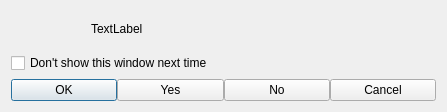
Above: src/GrumpyIRC/messagebox.ui from grumpy-irc/grumpy before the change. Below: the same form after it.
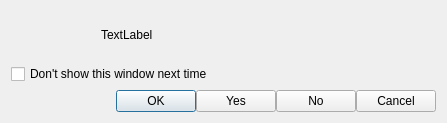
That is the form after the change.

Commit message: styled message box

Diff of the .ui file:
```diff
--- a/src/GrumpyIRC/messagebox.ui
+++ b/src/GrumpyIRC/messagebox.ui
@@ -7,7 +7,7 @@
     <x>0</x>
     <y>0</y>
     <width>447</width>
-    <height>112</height>
+    <height>123</height>
    </rect>
   </property>
   <property name="windowTitle">
@@ -21,9 +21,15 @@
      </property>
      <item>
       <widget class="QLabel" name="label_2">
+       <property name="minimumSize">
+        <size>
+         <width>90</width>
+         <height>0</height>
+        </size>
+       </property>
        <property name="maximumSize">
         <size>
-         <width>80</width>
+         <width>90</width>
          <height>16777215</height>
         </size>
        </property>
@@ -37,6 +43,9 @@
        <property name="text">
         <string>TextLabel</string>
        </property>
+       <property name="wordWrap">
+        <bool>true</bool>
+       </property>
       </widget>
      </item>
     </layout>
@@ -53,6 +62,19 @@
      <property name="spacing">
       <number>0</number>
      </property>
+     <item>
+      <spacer name="horizontalSpacer">
+       <property name="orientation">
+        <enum>Qt::Horizontal</enum>
+       </property>
+       <property name="sizeHint" stdset="0">
+        <size>
+         <width>40</width>
+         <height>20</height>
+        </size>
+       </property>
+      </spacer>
+     </item>
      <item>
       <widget class="QPushButton" name="pushOK">
        <property name="text">
```
